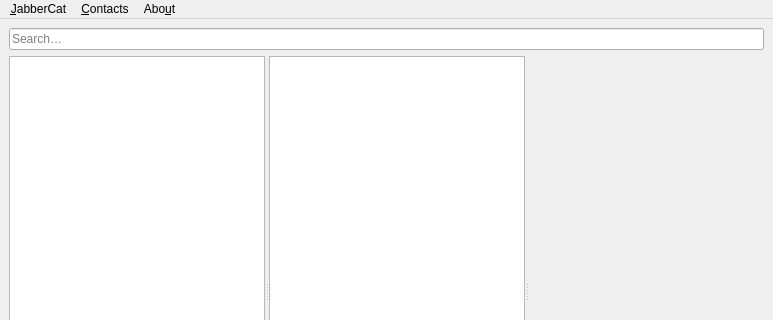
Above: data/main.ui from jabbercat/jabbercat before the change; both pictures show x 0 to 773 and y 0 to 320 of the 773 by 557 pixel window. Below: the same form after it.
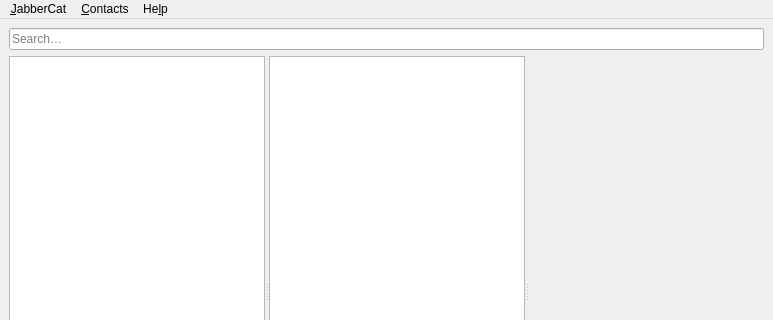
That is the form after the change. Icons and pictures are not drawn. Custom widgets are drawn as their Qt base class.

Commit message: Re-structure help menu

```diff
--- a/data/main.ui
+++ b/data/main.ui
@@ -90,9 +90,9 @@
     <addaction name="action_add_contact"/>
     <addaction name="action_invite_contact"/>
    </widget>
-   <widget class="QMenu" name="menuAbout">
+   <widget class="QMenu" name="menuHelp">
     <property name="title">
-     <string>Abo&amp;ut</string>
+     <string>He&amp;lp</string>
     </property>
     <addaction name="action_about_qt"/>
     <addaction name="separator"/>
@@ -100,7 +100,7 @@
    </widget>
    <addaction name="menuJabberCat"/>
    <addaction name="menuContacts"/>
-   <addaction name="menuAbout"/>
+   <addaction name="menuHelp"/>
   </widget>
   <widget class="QStatusBar" name="statusbar"/>
   <action name="action_manage_accounts">
```
Left out of the diff: 4 changed lines with no effect on the pictures.
